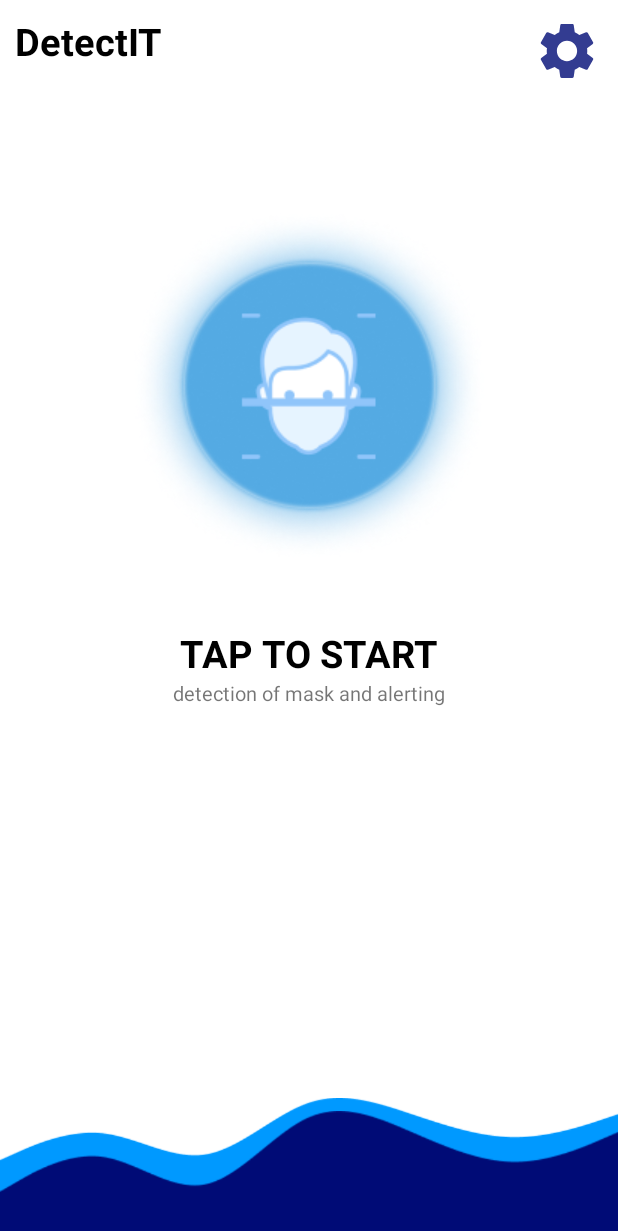
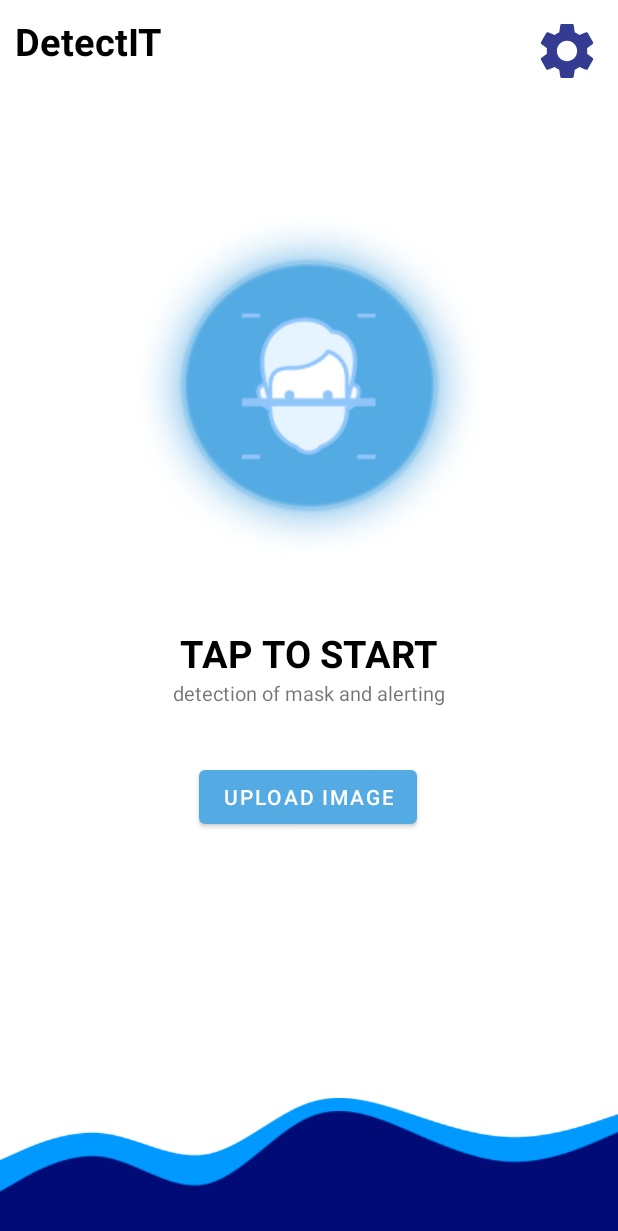
Before and after one commit to naufaltaufik04/Detection-App, an Android app: the layout activity_mainmenu.xml on its own in the app's theme, with its tools: preview values and no code run, on a phone screen of 412 x 824 dp. Shown: the top 1231 px of the screen. Run offline under Robolectric (Android 15) with nearby library versions, the phone set to English and light mode, and no system bars.

Commit message:
upload image + only once show setup activity + fix button detection

```diff
--- a/app/src/main/java/com/example/detectionapp/RunningDetection.java
+++ b/app/src/main/java/com/example/detectionapp/RunningDetection.java
@@ -68,4 +68,6 @@ public class RunningDetection extends AppCompatActivity {
         Intent switchActivityIntent = new Intent(this, MainMenu.class);
         startActivity(switchActivityIntent);
     }
+
+
 }
--- a/app/src/main/res/layout/activity_mainmenu.xml
+++ b/app/src/main/res/layout/activity_mainmenu.xml
@@ -39,7 +39,8 @@
         app:layout_constraintStart_toStartOf="parent"
         app:layout_constraintTop_toTopOf="parent"
         app:srcCompat="@drawable/start_button"
-        android:backgroundTint="@color/white"/>
+        android:backgroundTint="@color/white"
+        android:background="@drawable/rounded_button"/>
 
     <TextView
         android:id="@+id/textView"
@@ -88,5 +89,16 @@
         android:adjustViewBounds="true"
         android:scaleType="centerCrop"/>
 
+    <Button
+        android:id="@+id/btn_upload"
+        android:layout_width="wrap_content"
+        android:layout_height="wrap_content"
+        android:layout_marginTop="36dp"
+        android:text="Upload Image"
+        app:layout_constraintEnd_toEndOf="parent"
+        app:layout_constraintHorizontal_bias="0.498"
+        app:layout_constraintStart_toStartOf="parent"
+        app:layout_constraintTop_toBottomOf="@+id/textView2" />
+
 
 </androidx.constraintlayout.widget.ConstraintLayout>
```
Also changed, not shown: app/src/main/AndroidManifest.xml (+7 -16 lines), app/src/main/java/com/example/detectionapp/MainMenu.java (+25 -0 lines), app/src/main/java/com/example/detectionapp/SetupDevice.java (+14 -1 lines), app/src/main/java/com/example/detectionapp/UploadImage.java (added, +49 -0 lines), app/src/main/java/com/example/detectionapp/customViewGroup.java (added, +25 -0 lines), app/src/main/res/layout/activity_uploadimage.xml (added, +28 -0 lines).
